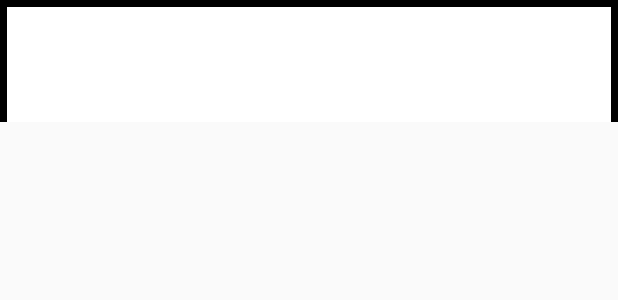
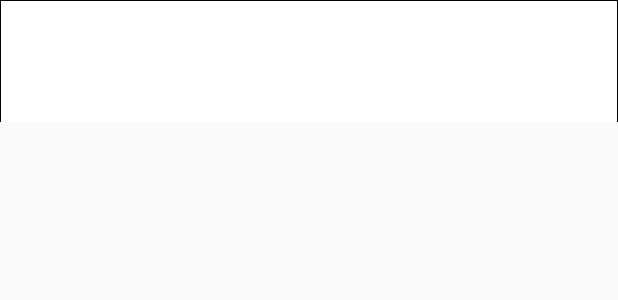
Before and after one commit to fumjum/NewsApp, an Android app: the layout item.xml on its own in the app's theme, with its tools: preview values and no code run, on a phone screen of 412 x 824 dp. Shown: the top 300 px of the screen. Run offline under Robolectric (Android 15) with nearby library versions, the phone set to English and light mode, and no system bars.

Commit message:
Changed Border Width and Deleted Unnecessary JSON item

```diff
--- a/NewsApp/app/src/main/java/com/example/fumju/newsapp/NetworkUtils.java
+++ b/NewsApp/app/src/main/java/com/example/fumju/newsapp/NetworkUtils.java
@@ -72,14 +72,12 @@ public class NetworkUtils {
 
         for(int i = 0; i < items.length(); i++){
             JSONObject article = items.getJSONObject(i);
-           // JSONObject article = item.getJSONObject("articles");
             String author = article.getString("author");
             String title = article.getString("title");
             String description = article.getString("description");
             String articleUrl = article.getString("url");
-            String imageUrl = article.getString("urlToImage");
             String datePublished = article.getString("publishedAt");
-            NewsItem news = new NewsItem(author, title, description, articleUrl, imageUrl, datePublished);
+            NewsItem news = new NewsItem(author, title, description, articleUrl, datePublished);
             result.add(news);
         }
         return result;
--- a/NewsApp/app/src/main/res/drawable/border.xml
+++ b/NewsApp/app/src/main/res/drawable/border.xml
@@ -5,7 +5,7 @@
             <solid android:color="#000000" />
         </shape>
     </item>
-    <item android:left="5dp" android:right="5dp"  android:top="5dp" >
+    <item android:left="1dp" android:right="1dp"  android:top="1dp" >
         <shape android:shape="rectangle">
             <solid android:color="#FFFFFF" />
         </shape>
```
Also changed, not shown: NewsApp/app/src/main/java/com/example/fumju/newsapp/NewsItem.java (+1 -11 lines), NewsApp/gradle/wrapper/gradle-wrapper.properties.
